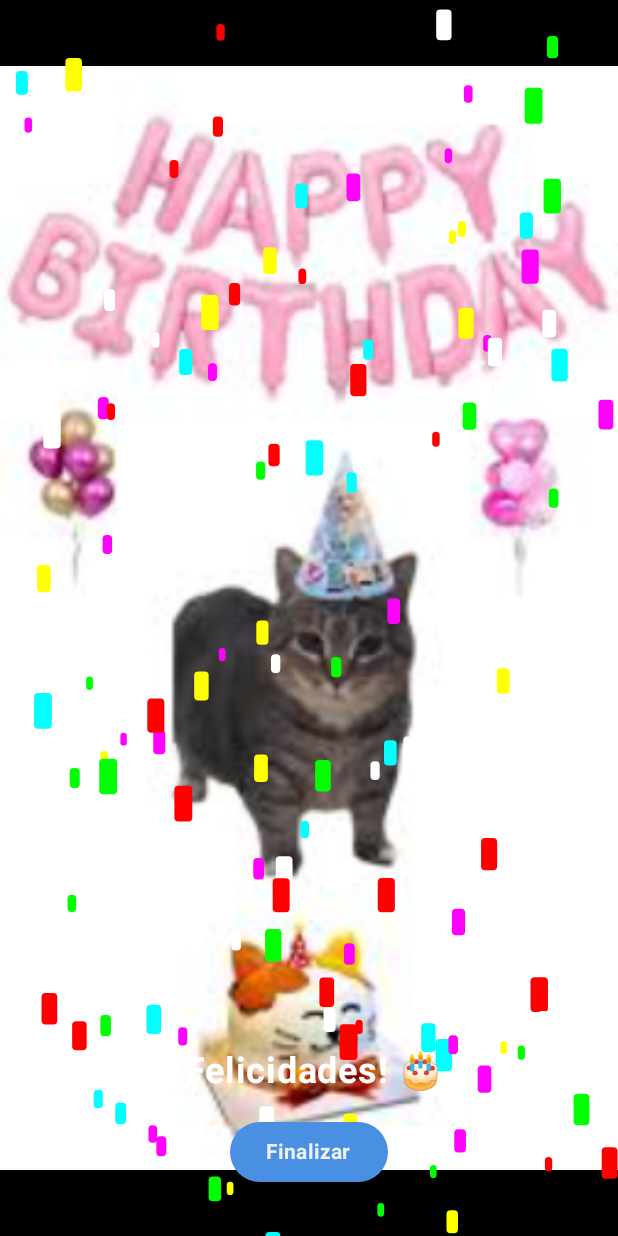
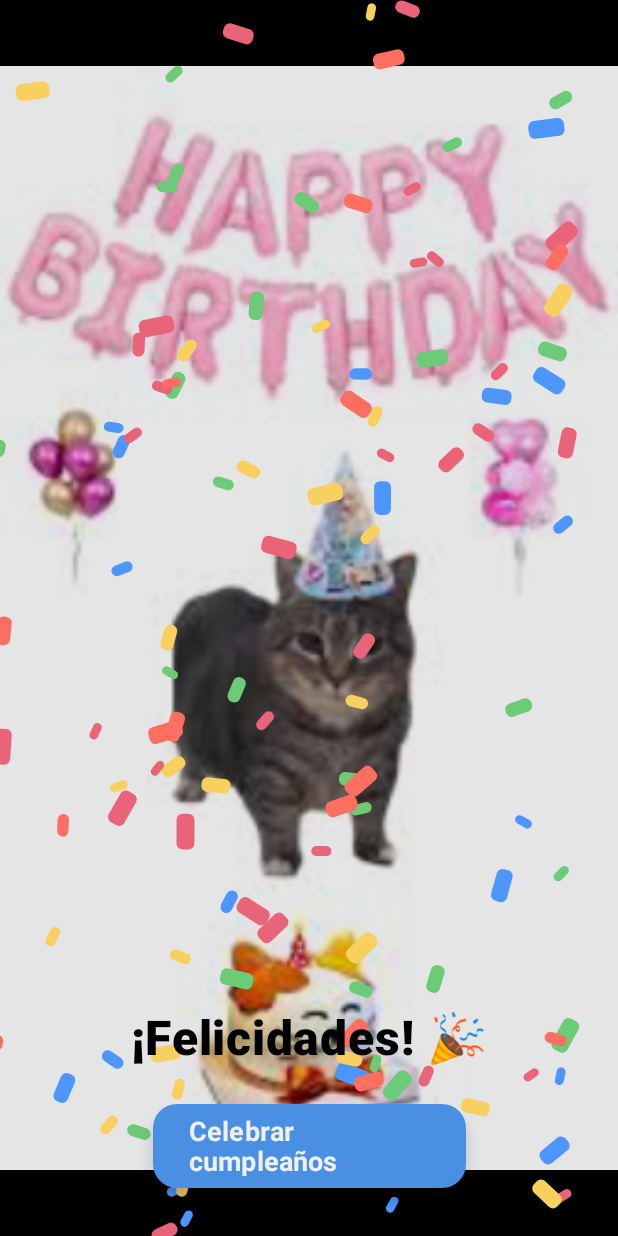
Before and after one commit to CydoniaST/AndroidAppCumplea-os, an Android app built with Jetpack Compose: the ConfettiScreen screen opened through its navigation route, on a phone screen of 412 x 824 dp. Run offline under Robolectric (Android 15) with nearby library versions, the phone set to English and light mode, and no system bars.

Commit message:
Mejoras varias de los puzzles e interfaz

```diff
--- a/app/src/main/java/com/example/mistery/navigation/Navigation.kt
+++ b/app/src/main/java/com/example/mistery/navigation/Navigation.kt
@@ -2,9 +2,11 @@ package com.example.mistery.navigation
 
 import androidx.compose.runtime.Composable
 import androidx.navigation.NavHostController
+import androidx.navigation.NavType
 import androidx.navigation.compose.NavHost
 import androidx.navigation.compose.composable
 import androidx.navigation.compose.rememberNavController
+import androidx.navigation.navArgument
 import com.example.mistery.screens.InicioConsolaScreen
 import com.example.mistery.screens.NuevaCartaScreen
 import com.example.mistery.screens.PuzzleLevelThree
@@ -17,7 +19,9 @@ import com.example.mistery.screens.ConfettiScreen
 
 
 sealed class Screen(val route: String) {
-    object Welcome : Screen("welcome")
+    object Welcome : Screen("welcome?showSecret={showSecret}") {
+        fun createRoute(showSecret: Boolean = false) = "welcome?showSecret=$showSecret"
+    }
     object Puzzle : Screen("puzzle/{puzzleNumber}") {
         fun createRoute(puzzleNumber: Int) = "puzzle/$puzzleNumber"
     }
@@ -40,16 +44,23 @@ fun Navigation(
         startDestination = Screen.Welcome.route
     ) {
         // Pantalla de bienvenida
-        composable(Screen.Welcome.route) {
+        composable(
+            route = Screen.Welcome.route,
+            arguments = listOf(
+                navArgument("showSecret") {
+                    type = NavType.BoolType
+                    defaultValue = false
+                }
+            )
+        ) { backStackEntry ->
+            val showSecret = backStackEntry.arguments?.getBoolean("showSecret") ?: false
             WelcomeScreen(
                 onNavigateToPuzzle = {
                     navController.navigate(Screen.Puzzle.createRoute(1)) {
-                        // Quitar welcome del back stack
-                        popUpTo(Screen.Welcome.route) {
-                            inclusive = true
-                        }
+                        popUpTo(Screen.Welcome.route) { inclusive = true }
                     }
-                }
+                },
+                showSecret = showSecret
             )
         }
 
--- a/app/src/main/java/com/example/mistery/screens/PantallaFinal.kt
+++ b/app/src/main/java/com/example/mistery/screens/PantallaFinal.kt
@@ -11,6 +11,7 @@ import androidx.compose.material3.Text
 import androidx.compose.runtime.*
 import androidx.compose.ui.Alignment
 import androidx.compose.ui.Modifier
+import androidx.compose.ui.draw.scale
 import androidx.compose.ui.geometry.CornerRadius
 import androidx.compose.ui.geometry.Offset
 import androidx.compose.ui.graphics.Color
@@ -23,10 +24,11 @@ import com.example.mistery.ui.theme.CosmicBlue
 import com.example.mistery.ui.theme.StarWhite
 import kotlin.random.Random
 import com.example.mistery.R
+import androidx.compose.ui.graphics.drawscope.rotate
+
+
 @Composable
-fun ConfettiScreen(
-    navController: NavController
-) {
+fun ConfettiScreen(navController: NavController) {
     Box(
         modifier = Modifier
             .fillMaxSize()
@@ -39,28 +41,54 @@ fun ConfettiScreen(
             contentDescription = "Background",
             modifier = Modifier.fillMaxSize()
         )
+        Box(
+            modifier = Modifier
+                .fillMaxSize()
+                .background(Color.Black.copy(alpha = 0.1f))
+        )
 
 
         ConfettiAnimation()
 
+
         Column(
             horizontalAlignment = Alignment.CenterHorizontally,
-            modifier = Modifier.align(Alignment.BottomCenter).padding(32.dp)
+            modifier = Modifier
+                .align(Alignment.BottomCenter)
+                .padding(32.dp)
         ) {
+
+            val scale by rememberInfiniteTransition(label = "title-scale")
+                .animateFloat(
+                    initialValue = 1f,
+                    targetValue = 1.05f,
+                    animationSpec = infiniteRepeatable(
+                        animation = tween(1200, easing = EaseInOut),
+                        repeatMode = RepeatMode.Reverse
+                    ),
+                    label = "scale"
+                )
+
             Text(
-                text = "¡Felicidades! 🎂",
-                color = Color.White,
-                fontSize = 24.sp,
-                fontWeight = FontWeight.Bold
+                text = "¡Felicidades! 🎉",
+                color = Color.Black,
+                fontSize = 32.sp,
+                fontWeight = FontWeight.ExtraBold,
+                modifier = Modifier.scale(scale)
             )
 
-            Spacer(modifier = Modifier.height(16.dp))
+            Spacer(modifier = Modifier.height(24.dp))
 
             Button(
-                onClick = { navController.navigate("welcome") },
-                colors = ButtonDefaults.buttonColors(containerColor = CosmicBlue)
+                onClick = { navController.navigate("welcome?showSecret=true") },
+                colors = ButtonDefaults.buttonColors(containerColor = CosmicBlue),
+                modifier = Modifier
+                    .height(56.dp)
+                    .fillMaxWidth(0.6f),
+                shape = androidx.compose.foundation.shape.RoundedCornerShape(16.dp),
+                elevation = ButtonDefaults.buttonElevation(defaultElevation = 6.dp)
             ) {
-                Text("Finalizar", color = StarWhite, fontWeight = FontWeight.Bold)
+                Text("Celebrar cumpleaños", color = StarWhite, fontWeight = FontWeight.Bold, fontSize = 18.sp)
             }
         }
     }
@@ -74,10 +102,16 @@ fun ConfettiAnimation() {
             ConfettiPiece(
                 x = Random.nextFloat(),
                 y = Random.nextFloat(),
-                color = listOf(Color.Red, Color.Yellow, Color.Green, Color.Cyan, Color.Magenta, Color.White).random(),
-                size = Random.nextFloat() * 12f + 6f,
-                speed = Random.nextFloat() * 200f + 150f,
-                rotation = Random.nextFloat() * 360f
+                color = listOf(
+                    Color(0xFFFF6F61),
+                    Color(0xFF6BCB77),
+                    Color(0xFF4D96FF),
+                    Color(0xFFF7D060),
+                    Color(0xFFE96479)
+                ).random(),
+                size = Random.nextFloat() * 10f + 8f,
+                speed = Random.nextFloat() * 300f + 200f,
+                rotationSpeed = Random.nextFloat() * 360f
             )
         }
     }
@@ -98,15 +132,18 @@ fun ConfettiAnimation() {
         val height = size.height
 
         confettiList.forEach { confetti ->
-            val x = confetti.x * width
+            val x = (confetti.x * width + kotlin.math.sin(time * 10 + confetti.x * 20) * 40) % width
             val y = (confetti.y * height + time * confetti.speed) % height
+            val rotation = time * confetti.rotationSpeed
 
-            drawRoundRect(
-                color = confetti.color,
-                topLeft = Offset(x, y),
-                size = androidx.compose.ui.geometry.Size(confetti.size, confetti.size * 2),
-                cornerRadius = CornerRadius(4f, 4f)
-            )
+            rotate(rotation, pivot = Offset(x, y)) {
+                drawRoundRect(
+                    color = confetti.color,
+                    topLeft = Offset(x, y),
+                    size = androidx.compose.ui.geometry.Size(confetti.size, confetti.size * 2),
+                    cornerRadius = CornerRadius(6f, 6f)
+                )
+            }
         }
     }
 }
@@ -117,5 +154,5 @@ data class ConfettiPiece(
     val color: Color,
     val size: Float,
     val speed: Float,
-    val rotation: Float
+    val rotationSpeed: Float
 )
--- a/app/src/main/java/com/example/mistery/screens/PuzzleLevelThree.kt
+++ b/app/src/main/java/com/example/mistery/screens/PuzzleLevelThree.kt
@@ -81,7 +81,7 @@ fun PuzzleLevelThree(navController: NavController, stickerResId: Int? = null) {
                                 message = item,
                                 isUser = item.startsWith("👩‍🚀")
                             )
-                            is Int -> Row( // el sticker
+                            is Int -> Row(
                                 horizontalArrangement = Arrangement.End,
                                 modifier = Modifier.fillMaxWidth()
                             ) {
```
Also changed, not shown: app/src/main/java/com/example/mistery/screens/PuzzleLevelTwo.kt (+83 -45 lines), app/src/main/java/com/example/mistery/screens/Recortes.kt (+4 -4 lines), app/src/main/java/com/example/mistery/screens/WelcomeScreen.kt (+89 -9 lines), app/src/main/res/drawable/pad.png (added).
